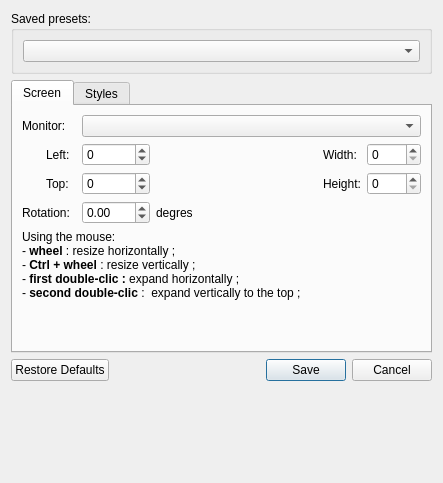
This is src/configeditor.ui in Subtivals/subtivals as Qt 5 draws it before an edit. The edited form follows.
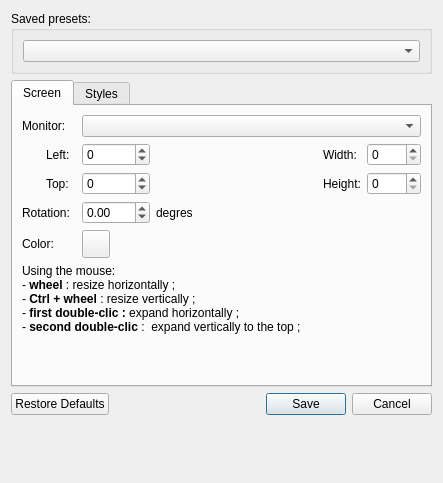
This is the edited form. Icons and pictures are not drawn.

Commit message: Choose screen background color (fixes #119)

```diff
--- a/src/configeditor.ui
+++ b/src/configeditor.ui
@@ -113,7 +113,7 @@
            </property>
           </widget>
          </item>
-         <item row="5" column="4">
+         <item row="6" column="4">
           <spacer name="verticalSpacer">
            <property name="orientation">
             <enum>Qt::Vertical</enum>
@@ -126,7 +126,7 @@
            </property>
           </spacer>
          </item>
-         <item row="4" column="0" colspan="8">
+         <item row="5" column="0" colspan="8">
           <widget class="QLabel" name="label_6">
            <property name="text">
             <string>&lt;!DOCTYPE HTML PUBLIC &quot;-//W3C//DTD HTML 4.0//EN&quot; &quot;http://www.w3.org/TR/REC-html40/strict.dtd&quot;&gt;
@@ -148,7 +148,7 @@
            </property>
           </widget>
          </item>
-         <item row="3" column="4">
+         <item row="3" column="4" colspan="3">
           <widget class="QLabel" name="label_8">
            <property name="text">
             <string>degres</string>
@@ -234,6 +234,29 @@
            </property>
           </widget>
          </item>
+         <item row="4" column="0" colspan="2">
+          <widget class="QLabel" name="label_13">
+           <property name="text">
+            <string>Color:</string>
+           </property>
+          </widget>
+         </item>
+         <item row="4" column="3">
+          <widget class="QPushButton" name="btnColor">
+           <property name="minimumSize">
+            <size>
+             <width>28</width>
+             <height>28</height>
+            </size>
+           </property>
+           <property name="maximumSize">
+            <size>
+             <width>28</width>
+             <height>28</height>
+            </size>
+           </property>
+          </widget>
+         </item>
         </layout>
        </widget>
        <widget class="QWidget" name="tabStyles">
```
Left out of the diff: 17 changed lines with no effect on the pictures. The commit also changes 5 other files.
